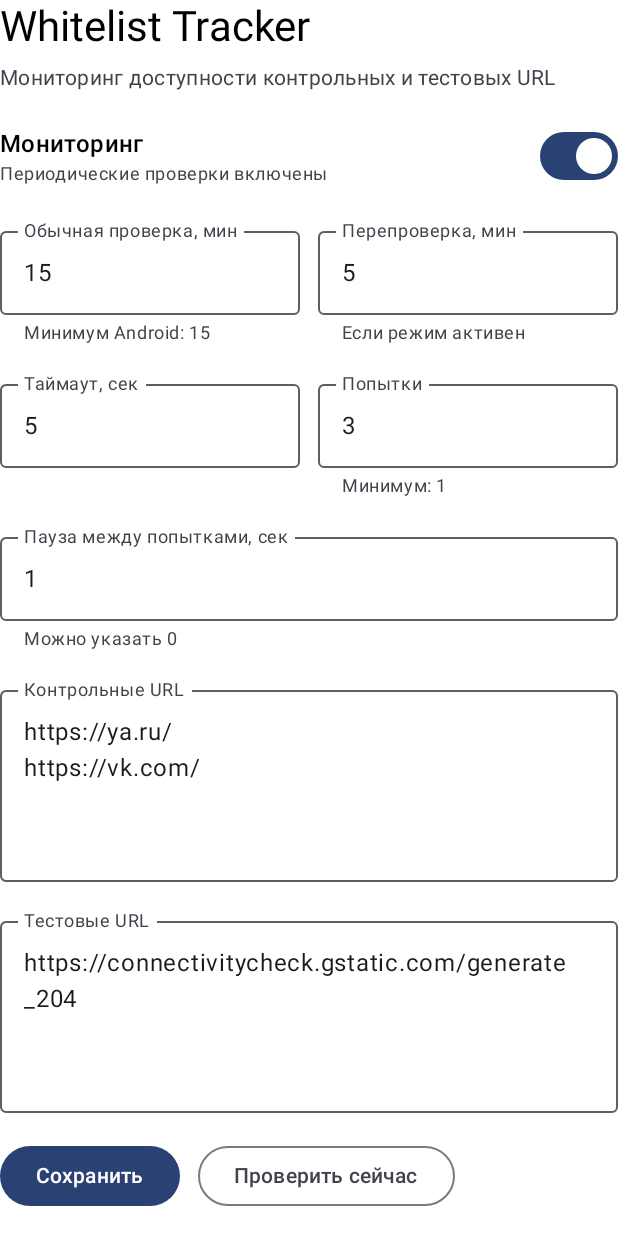
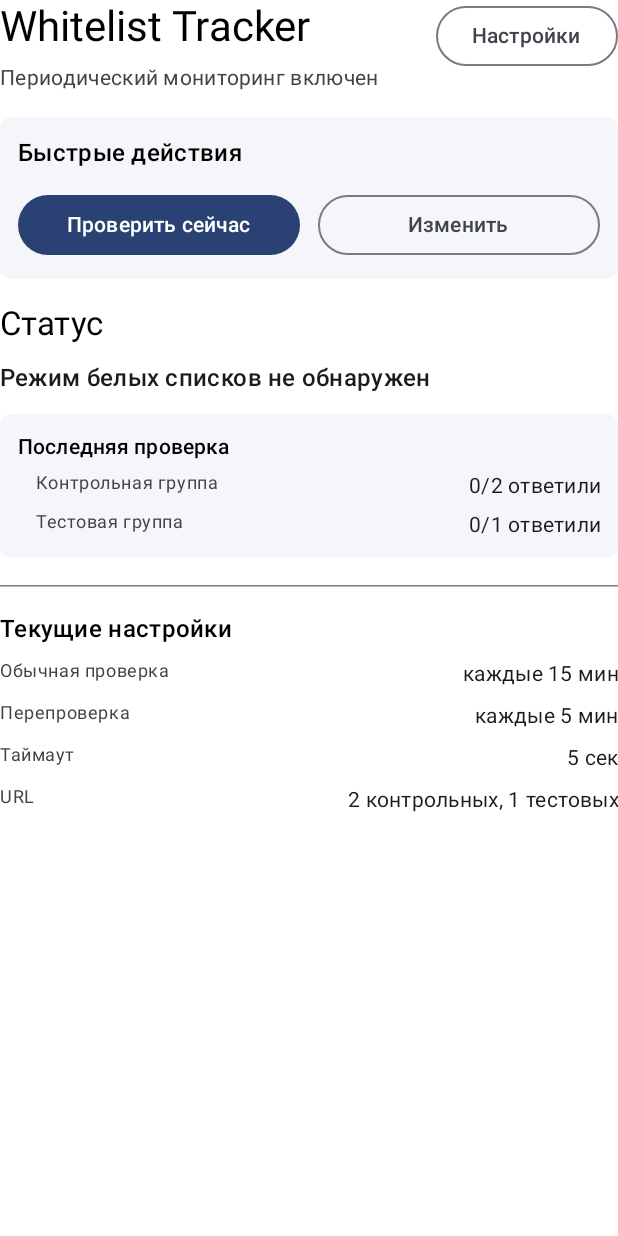
Before and after one commit to s809/whitelists-app, an Android app built with Jetpack Compose: the @Preview function MainScreenPortraitPreview, on a phone screen of 412 x 824 dp. Run offline under Robolectric (Android 15) with nearby library versions, the phone set to English and light mode, and no system bars; our stand-ins replace Navigation 3.

Commit message:
Move settings to separate screen

```diff
--- a/app/src/main/java/com/example/whitelisttracker/NavigationKeys.kt
+++ b/app/src/main/java/com/example/whitelisttracker/NavigationKeys.kt
@@ -4,3 +4,5 @@ import androidx.navigation3.runtime.NavKey
 import kotlinx.serialization.Serializable
 
 @Serializable data object Main : NavKey
+
+@Serializable data object Settings : NavKey
--- a/app/src/main/java/com/example/whitelisttracker/ui/main/MainScreen.kt
+++ b/app/src/main/java/com/example/whitelisttracker/ui/main/MainScreen.kt
@@ -8,11 +8,9 @@ import androidx.compose.foundation.layout.Spacer
 import androidx.compose.foundation.layout.fillMaxWidth
 import androidx.compose.foundation.layout.height
 import androidx.compose.foundation.layout.padding
-import androidx.compose.foundation.layout.size
 import androidx.compose.foundation.layout.width
 import androidx.compose.foundation.rememberScrollState
 import androidx.compose.foundation.shape.RoundedCornerShape
-import androidx.compose.foundation.text.KeyboardOptions
 import androidx.compose.foundation.verticalScroll
 import androidx.compose.material3.Button
 import androidx.compose.material3.CircularProgressIndicator
@@ -20,30 +18,26 @@ import androidx.compose.material3.HorizontalDivider
 import androidx.compose.material3.LinearProgressIndicator
 import androidx.compose.material3.MaterialTheme
 import androidx.compose.material3.OutlinedButton
-import androidx.compose.material3.OutlinedTextField
 import androidx.compose.material3.Surface
-import androidx.compose.material3.Switch
 import androidx.compose.material3.Text
 import androidx.compose.runtime.Composable
 import androidx.compose.runtime.LaunchedEffect
 import androidx.compose.runtime.getValue
 import androidx.compose.runtime.mutableLongStateOf
-import androidx.compose.runtime.mutableStateOf
 import androidx.compose.runtime.remember
-import androidx.compose.runtime.saveable.rememberSaveable
 import androidx.compose.runtime.setValue
 import androidx.compose.ui.Alignment
 import androidx.compose.ui.Modifier
 import androidx.compose.ui.graphics.Color
 import androidx.compose.ui.platform.LocalContext
 import androidx.compose.ui.text.style.TextAlign
-import androidx.compose.ui.text.input.KeyboardType
 import androidx.compose.ui.tooling.preview.Preview
 import androidx.compose.ui.unit.dp
 import androidx.lifecycle.compose.collectAsStateWithLifecycle
 import androidx.lifecycle.viewmodel.compose.viewModel
+import androidx.navigation3.runtime.NavKey
 import kotlinx.coroutines.delay
-import androidx.navigation3.runtime.NavKey
+import me.nonick.whitelisttracker.Settings
 import me.nonick.whitelisttracker.data.TrackerRepository
 import me.nonick.whitelisttracker.data.TrackerState
 import me.nonick.whitelisttracker.data.formatDurationMillis
@@ -64,15 +58,14 @@ fun MainScreen(
   val state by viewModel.uiState.collectAsStateWithLifecycle()
   when (val uiState = state) {
     MainScreenUiState.Loading -> {
-      Column(modifier.fillMaxWidth(), horizontalAlignment = Alignment.CenterHorizontally) { CircularProgressIndicator() }
+      LoadingState(modifier)
     }
     is MainScreenUiState.Success -> {
       MainScreen(
         state = uiState.state,
         checkProgress = uiState.checkProgress,
-        saveFeedback = uiState.saveFeedback,
-        onSave = viewModel::saveSettings,
         onRunNow = viewModel::runCheckNow,
+        onSettingsClick = { onItemClick(Settings) },
         modifier = modifier,
       )
     }
@@ -86,165 +79,98 @@ fun MainScreen(
 internal fun MainScreen(
   state: TrackerState,
   checkProgress: CheckProgress? = null,
-  saveFeedback: SaveFeedback = SaveFeedback.Idle,
-  onSave: (Boolean, String, String, String, String, String, String, String) -> Unit,
   onRunNow: () -> Unit,
+  onSettingsClick: () -> Unit = {},
   modifier: Modifier = Modifier,
 ) {
-  var monitoringEnabled by rememberSaveable { mutableStateOf(state.settings.monitoringEnabled) }
-  var intervalMinutes by rememberSaveable { mutableStateOf(state.settings.intervalMinutes.toString()) }
-  var activeRecheckIntervalMinutes by rememberSaveable {
-    mutableStateOf(state.settings.activeRecheckIntervalMinutes.toString())
-  }
-  var timeoutSeconds by rememberSaveable { mutableStateOf(state.settings.timeoutSeconds.toString()) }
-  var probeAttempts by rememberSaveable { mutableStateOf(state.settings.probeAttempts.toString()) }
-  var probeRetryDelaySeconds by rememberSaveable {
-    mutableStateOf(state.settings.probeRetryDelaySeconds.toString())
-  }
-  var controlUrls by rememberSaveable { mutableStateOf(state.settings.controlUrls.joinToString("\n")) }
-  var testUrls by rememberSaveable { mutableStateOf(state.settings.testUrls.joinToString("\n")) }
+  Column(
+    modifier = modifier.verticalScroll(rememberScrollState()),
+    verticalArrangement = Arrangement.spacedBy(16.dp),
+  ) {
+    HeaderSection(state, onSettingsClick)
 
-  LaunchedEffect(state.settings) {
-    monitoringEnabled = state.settings.monitoringEnabled
-    intervalMinutes = state.settings.intervalMinutes.toString()
-    activeRecheckIntervalMinutes = state.settings.activeRecheckIntervalMinutes.toString()
-    timeoutSeconds = state.settings.timeoutSeconds.toString()
-    probeAttempts = state.settings.probeAttempts.toString()
-    probeRetryDelaySeconds = state.settings.probeRetryDelaySeconds.toString()
-    controlUrls = state.settings.controlUrls.joinToString("\n")
-    testUrls = state.settings.testUrls.joinToString("\n")
+    if (checkProgress != null) {
+      CheckProgressSection(checkProgress)
+    } else {
+      QuickActionsSection(onRunNow, onSettingsClick)
     }
 
+    StatusSection(state)
+    HorizontalDivider()
+    SettingsSummarySection(state)
+  }
+}
+
+@Composable
+private fun LoadingState(modifier: Modifier) {
   Column(
-    modifier = modifier.verticalScroll(rememberScrollState()),
-    verticalArrangement = Arrangement.spacedBy(18.dp),
+    modifier.fillMaxWidth(),
+    horizontalAlignment = Alignment.CenterHorizontally,
   ) {
-    Column(verticalArrangement = Arrangement.spacedBy(6.dp)) {
+    CircularProgressIndicator()
+  }
+}
+
+@Composable
+private fun HeaderSection(
+  state: TrackerState,
+  onSettingsClick: () -> Unit,
+) {
+  Row(
+    modifier = Modifier.fillMaxWidth(),
+    horizontalArrangement = Arrangement.SpaceBetween,
+    verticalAlignment = Alignment.Top,
+  ) {
+    Column(
+      modifier = Modifier.weight(1f),
+      verticalArrangement = Arrangement.spacedBy(6.dp),
+    ) {
       Text("Whitelist Tracker", style = MaterialTheme.typography.headlineMedium)
       Text(
-        "Мониторинг доступности контрольных и тестовых URL",
+        if (state.settings.monitoringEnabled) "Периодический мониторинг включен" else "Мониторинг остановлен",
         style = MaterialTheme.typography.bodyMedium,
         color = MaterialTheme.colorScheme.onSurfaceVariant,
       )
     }
-
-    Row(
-      modifier = Modifier.fillMaxWidth(),
-      verticalAlignment = Alignment.CenterVertically,
-      horizontalArrangement = Arrangement.SpaceBetween,
-    ) {
-      Column(modifier = Modifier.weight(1f)) {
-        Text("Мониторинг", style = MaterialTheme.typography.titleMedium)
-        Text(
-          if (monitoringEnabled) "Периодические проверки включены" else "Периодические проверки остановлены",
-          style = MaterialTheme.typography.bodySmall,
-          color = MaterialTheme.colorScheme.onSurfaceVariant,
-        )
+    OutlinedButton(onClick = onSettingsClick) {
+      Text("Настройки")
     }
-      Switch(checked = monitoringEnabled, onCheckedChange = { monitoringEnabled = it })
-    }
-
-    Row(modifier = Modifier.fillMaxWidth(), horizontalArrangement = Arrangement.spacedBy(12.dp)) {
-      OutlinedTextField(
-        value = intervalMinutes,
-        onValueChange = { intervalMinutes = it.filter(Char::isDigit) },
-        label = { Text("Обычная проверка, мин") },
-        supportingText = { Text("Минимум Android: 15") },
-        keyboardOptions = KeyboardOptions(keyboardType = KeyboardType.Number),
-        modifier = Modifier.weight(1f),
-      )
-      OutlinedTextField(
-        value = activeRecheckIntervalMinutes,
-        onValueChange = { activeRecheckIntervalMinutes = it.filter(Char::isDigit) },
-        label = { Text("Перепроверка, мин") },
-        supportingText = { Text("Если режим активен") },
-        keyboardOptions = KeyboardOptions(keyboardType = KeyboardType.Number),
-        modifier = Modifier.weight(1f),
-      )
-    }
-
-    Row(modifier = Modifier.fillMaxWidth(), horizontalArrangement = Arrangement.spacedBy(12.dp)) {
-      OutlinedTextField(
-        value = timeoutSeconds,
-        onValueChange = { timeoutSeconds = it.filter(Char::isDigit) },
-        label = { Text("Таймаут, сек") },
-        keyboardOptions = KeyboardOptions(keyboardType = KeyboardType.Number),
-        modifier = Modifier.weight(1f),
-      )
-      OutlinedTextField(
-        value = probeAttempts,
-        onValueChange = { probeAttempts = it.filter(Char::isDigit) },
-        label = { Text("Попытки") },
-        supportingText = { Text("Минимум: 1") },
-        keyboardOptions = KeyboardOptions(keyboardType = KeyboardType.Number),
-        modifier = Modifier.weight(1f),
-      )
-    }
-
-    OutlinedTextField(
-      value = probeRetryDelaySeconds,
-      onValueChange = { probeRetryDelaySeconds = it.filter(Char::isDigit) },
-      label = { Text("Пауза между попытками, сек") },
-      supportingText = { Text("Можно указать 0") },
-      keyboardOptions = KeyboardOptions(keyboardType = KeyboardType.Number),
-      modifier = Modifier.fillMaxWidth(),
-    )
-
-    OutlinedTextField(
-      value = controlUrls,
-      onValueChange = { controlUrls = it },
-      label = { Text("Контрольные URL") },
-      minLines = 4,
-      modifier = Modifier.fillMaxWidth(),
-    )
-
-    OutlinedTextField(
-      value = testUrls,
-      onValueChange = { testUrls = it },
-      label = { Text("Тестовые URL") },
-      minLines = 4,
-      modifier = Modifier.fillMaxWidth(),
-    )
-
-    Column(verticalArrangement = Arrangement.spacedBy(8.dp)) {
-      Row(horizontalArrangement = Arrangement.spacedBy(12.dp), verticalAlignment = Alignment.CenterVertically) {
-        Button(
-          onClick = {
-            onSave(
-              monitoringEnabled,
-              intervalMinutes,
-              activeRecheckIntervalMinutes,
-              timeoutSeconds,
-              probeAttempts,
-              probeRetryDelaySeconds,
-              controlUrls,
-              testUrls,
-            )
-          },
-          enabled = saveFeedback !is SaveFeedback.Saving,
-        ) {
-          if (saveFeedback is SaveFeedback.Saving) {
-            CircularProgressIndicator(modifier = Modifier.size(16.dp), strokeWidth = 2.dp)
-            Spacer(Modifier.width(8.dp))
-            Text("Сохраняем")
-          } else {
-            Text("Сохранить")
-          }
-        }
-        OutlinedButton(onClick = onRunNow, enabled = checkProgress == null) { Text("Проверить сейчас") }
-      }
-      SaveFeedbackText(saveFeedback)
-    }
-
-    checkProgress?.let { CheckProgressSection(it) }
-
-    HorizontalDivider()
-    StatusSection(state)
   }
 }
 
 @Composable
-private fun SaveFeedbackText(saveFeedback: SaveFeedback) {
+private fun QuickActionsSection(
+  onRunNow: () -> Unit,
+  onSettingsClick: () -> Unit,
+) {
+  Surface(
+    modifier = Modifier.fillMaxWidth(),
+    shape = RoundedCornerShape(8.dp),
+    color = MaterialTheme.colorScheme.surfaceVariant.copy(alpha = 0.32f),
+  ) {
+    Column(
+      modifier = Modifier.padding(12.dp),
+      verticalArrangement = Arrangement.spacedBy(12.dp),
+    ) {
+      Text("Быстрые действия", style = MaterialTheme.typography.titleMedium)
+      Row(
+        modifier = Modifier.fillMaxWidth(),
+        horizontalArrangement = Arrangement.spacedBy(12.dp),
+        verticalAlignment = Alignment.CenterVertically,
+      ) {
+        Button(onClick = onRunNow, modifier = Modifier.weight(1f)) {
+          Text("Проверить сейчас")
+        }
+        OutlinedButton(onClick = onSettingsClick, modifier = Modifier.weight(1f)) {
+          Text("Изменить")
+        }
+      }
+    }
+  }
+}
+
+@Composable
+internal fun SaveFeedbackText(saveFeedback: SaveFeedback) {
   when (saveFeedback) {
     SaveFeedback.Idle -> Unit
     SaveFeedback.Saving ->
@@ -270,13 +196,21 @@ private fun SaveFeedbackText(saveFeedback: SaveFeedback) {
 
 @Composable
 private fun CheckProgressSection(progress: CheckProgress) {
-  Column(verticalArrangement = Arrangement.spacedBy(8.dp)) {
+  Surface(
+    modifier = Modifier.fillMaxWidth(),
+    shape = RoundedCornerShape(8.dp),
+    color = MaterialTheme.colorScheme.primaryContainer.copy(alpha = 0.42f),
+  ) {
+    Column(
+      modifier = Modifier.padding(12.dp),
+      verticalArrangement = Arrangement.spacedBy(8.dp),
+    ) {
       Row(
         modifier = Modifier.fillMaxWidth(),
         horizontalArrangement = Arrangement.SpaceBetween,
         verticalAlignment = Alignment.CenterVertically,
       ) {
-      Text("Идёт проверка", style = MaterialTheme.typography.titleMedium)
+        Text("Идет проверка", style = MaterialTheme.typography.titleMedium)
         Text(
           "${progress.checkedCount}/${progress.totalCount}",
           style = MaterialTheme.typography.bodyMedium,
@@ -296,6 +230,7 @@ private fun CheckProgressSection(progress: CheckProgress) {
         style = MaterialTheme.typography.bodySmall,
         color = MaterialTheme.colorScheme.onSurfaceVariant,
       )
+    }
   }
 }
 
@@ -330,19 +265,25 @@ private fun StatusSection(state: TrackerState) {
       }
     }
 
-    if (!status.whitelistModeActive) {
-      status.lastCheckAtMillis?.let { Text("Последняя проверка: ${formatTimestamp(it)}") }
-      status.lastConnectedAtMillis?.let { Text("Последнее подключение: ${formatTimestamp(it)}") }
+    StatusInfoGroup("Последняя проверка") {
+      StatusInfoRow("Контрольная группа", "${status.controlSuccessCount}/${status.controlTotalCount} ответили")
+      StatusInfoRow("Тестовая группа", "${status.testSuccessCount}/${status.testTotalCount} ответили")
+      status.lastCheckAtMillis?.let { StatusInfoRow("Проверка", formatTimestamp(it)) }
+      status.lastConnectedAtMillis?.let { StatusInfoRow("Подключение", formatTimestamp(it)) }
     }
-    Text("Контрольная группа: ${status.controlSuccessCount}/${status.controlTotalCount} ответили")
-    Text("Тестовая группа: ${status.testSuccessCount}/${status.testTotalCount} ответили")
+
     status.lastError?.let { Text("Ошибка: $it", color = MaterialTheme.colorScheme.error) }
-    Spacer(Modifier.height(4.dp))
-    Text(
-      "URL считается доступным, если получен любой HTTP-ответ.",
-      style = MaterialTheme.typography.bodySmall,
-      color = MaterialTheme.colorScheme.onSurfaceVariant,
-    )
+  }
+}
+
+@Composable
+private fun SettingsSummarySection(state: TrackerState) {
+  Column(verticalArrangement = Arrangement.spacedBy(8.dp)) {
+    Text("Текущие настройки", style = MaterialTheme.typography.titleMedium)
+    StatusInfoRow("Обычная проверка", "каждые ${state.settings.intervalMinutes} мин")
+    StatusInfoRow("Перепроверка", "каждые ${state.settings.activeRecheckIntervalMinutes} мин")
+    StatusInfoRow("Таймаут", "${state.settings.timeoutSeconds} сек")
+    StatusInfoRow("URL", "${state.settings.controlUrls.size} контрольных, ${state.settings.testUrls.size} тестовых")
   }
 }
 
@@ -422,7 +363,6 @@ fun MainScreenPreview() {
   MyApplicationTheme {
     MainScreen(
       state = TrackerState(),
-      onSave = { _, _, _, _, _, _, _, _ -> },
       onRunNow = {},
       modifier = Modifier.width(420.dp),
     )
@@ -435,7 +375,6 @@ fun MainScreenPortraitPreview() {
   MyApplicationTheme {
     MainScreen(
       state = TrackerState(),
-      onSave = { _, _, _, _, _, _, _, _ -> },
       onRunNow = {},
     )
   }
```
Also changed, not shown: app/src/main/java/com/example/whitelisttracker/Navigation.kt (+6 -1 lines), app/src/main/java/com/example/whitelisttracker/ui/main/SettingsScreen.kt (added, +288 -0 lines), 1 other file. Lines whose indentation alone changed are shown as unchanged.
